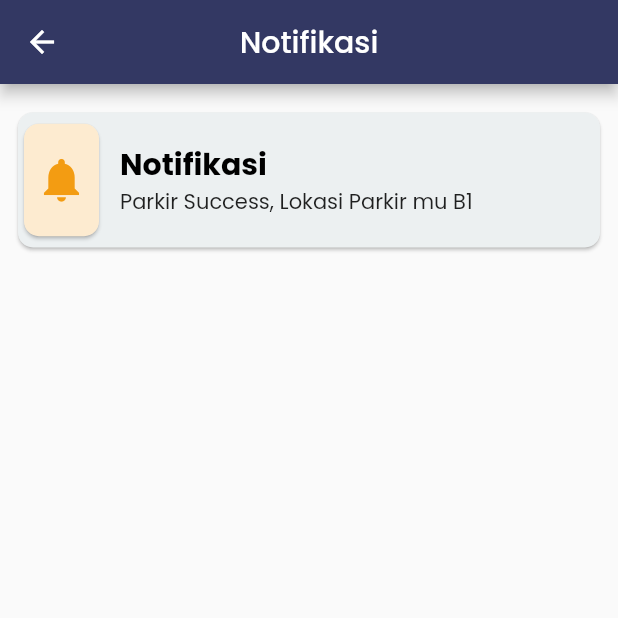
After one commit to ORBIT-UIN-SMDD/sima-orbit-mobile, a Flutter app: the InformasiPage screen opened by its route, on a phone screen of 412 x 824 dp, the top half of it. The commit adds this screen. Run offline on Flutter 3.47's test engine with Material 2 defaults, Android fonts, the phone set to English and light mode, and no system bars; our stand-ins replace awesome_snackbar_content, curved_navigation_bar, dio, drop_shadow_image, dropdown_button2, firebase_core and 10 more; missing offline and left inert: camerawesome, dart:ffi; accounts and stored records are empty; network calls fail.

Commit message:
fix update

```diff
--- a/lib/common/routes.dart
+++ b/lib/common/routes.dart
@@ -5,7 +5,9 @@ import 'package:sima_orbit_mobile/pages/auth/login_page.dart';
 import 'package:sima_orbit_mobile/pages/auth/register_page.dart';
 import 'package:sima_orbit_mobile/pages/bottom_navigation.dart';
 import 'package:sima_orbit_mobile/pages/camera.dart';
+import 'package:sima_orbit_mobile/pages/informasi_page.dart';
 import 'package:sima_orbit_mobile/pages/intro_page.dart';
+import 'package:sima_orbit_mobile/pages/notification_page.dart';
 import 'package:sima_orbit_mobile/pages/onboarding_page.dart';
 
 final GoRouter routes = GoRouter(
@@ -63,7 +65,22 @@ final GoRouter routes = GoRouter(
         builder: (BuildContext context, GoRouterState state) {
           return BottomNavigation();
         },
+        routes: [
+          GoRoute(
+            path: 'notifikasi',
+            name: "notifikasi",
+            builder: (BuildContext context, GoRouterState state) {
+              return NotificationPage();
+            },
           ),
+          GoRoute(
+            path: 'informasi',
+            name: "informasi",
+            builder: (BuildContext context, GoRouterState state) {
+              return InformasiPage();
+            },
+          )
+        ]),
   ],
   initialLocation: "/autoLogin",
   debugLogDiagnostics: true,
--- a/lib/data/api_service.dart
+++ b/lib/data/api_service.dart
@@ -3,7 +3,8 @@ import 'dart:developer';
 import 'package:dio/dio.dart';
 
 class ApiServices {
-  String _url = "http://10.0.2.2:3000/api";
+  // String _url = "http://10.0.2.2:3000/api";
+  String _url = "http://192.168.100.123:3000/api";
   Dio dio = Dio();
 
   Future<Map<String, dynamic>> ListFakultasEndpoint() async {
@@ -67,8 +68,9 @@ class ApiServices {
   }
 
   Future LoginEndpoint(Object? data) async {
+    log("$_url/login");
     try {
-      var response = await dio.get("$_url/login", data: data);
+      var response = await dio.post("$_url/login", data: data);
       log(response.data.toString());
 
       return response.data;
--- a/lib/pages/auth/auto_login.dart
+++ b/lib/pages/auth/auto_login.dart
@@ -23,7 +23,7 @@ class AutoLogin extends StatelessWidget {
       future: Token(),
       builder: (context, AsyncSnapshot<bool> snapshot) {
         if (snapshot.hasData) {
-          return snapshot.data! ? HomePage() : onBoardingPage();
+          return snapshot.data! ? BottomNavigation() : onBoardingPage();
         } else {
           return CircularProgressIndicator();
         }
--- a/lib/pages/auth/login_page.dart
+++ b/lib/pages/auth/login_page.dart
@@ -73,8 +73,8 @@ class LoginPage extends StatelessWidget {
                       color: PrimaryColor,
                       controller: state.btnLoginController,
                       onPressed: () {
-                        // state.Login(context);
-                        context.goNamed("home_page");
+                        state.Login(context);
+                        // context.goNamed("home_page");
                         ;
                       },
                     ),
--- /dev/null
+++ b/lib/pages/informasi_page.dart
@@ -0,0 +1,73 @@
+import 'package:flutter/material.dart';
+import 'package:sima_orbit_mobile/const/color.dart';
+
+class InformasiPage extends StatelessWidget {
+  const InformasiPage({super.key});
+
+  @override
+  Widget build(BuildContext context) {
+    return Scaffold(
+      appBar: AppBar(
+        title: Text("Notifikasi"),
+        centerTitle: true,
+        backgroundColor: PrimaryColor,
+      ),
+      body: SafeArea(
+          child: Padding(
+        padding: EdgeInsets.only(right: 8, left: 8, top: 15),
+        child: Column(
+          children: [
+            Card(
+              shape: RoundedRectangleBorder(
+                borderRadius: BorderRadius.circular(10.0),
+              ),
+              color: Color(0xffECF0F1),
+              child: Container(
+                  height: 90,
+                  width: double.infinity,
+                  child: Row(
+                    children: [
+                      Card(
+                        shape: RoundedRectangleBorder(
+                          borderRadius: BorderRadius.circular(10.0),
+                        ),
+                        color: Color(0xffFDEBD0),
+                        child: Container(
+                          height: 75,
+                          width: 50,
+                          child: Icon(
+                            Icons.notifications,
+                            size: 35,
+                            color: Color(0xffF39C12),
+                          ),
+                        ),
+                      ),
+                      SizedBox(width: 10),
+                      Column(
+                        crossAxisAlignment: CrossAxisAlignment.start,
+                        mainAxisAlignment: MainAxisAlignment.center,
+                        children: [
+                          Text(
+                            "Notifikasi",
+                            style: TextStyle(
+                                fontSize: 20,
+                                fontWeight: FontWeight.bold,
+                                color: Colors.black),
+                          ),
+                          Text(
+                            "Parkir Success, Lokasi Parkir mu B1",
+                            style: TextStyle(
+                              fontSize: 14,
+                            ),
+                          ),
+                        ],
+                      )
+                    ],
+                  )),
+            ),
+          ],
+        ),
+      )),
+    );
+  }
+}
--- a/lib/provider/auth_provider.dart
+++ b/lib/provider/auth_provider.dart
@@ -393,10 +393,7 @@ class AuthProvider extends ChangeNotifier {
     }
 
     if (nimLoginE == '' && passLoginE == '') {
-      var LoginObject = {
-        "email": nimLoginC.text,
-        "password": passRegisterC.text
-      };
+      var LoginObject = {"nim": nimLoginC.text, "password": passLoginC.text};
       var res = await ApiServices().LoginEndpoint(LoginObject);
       if (res["status"] == "success") {
         btnLoginController.success();
```
Also changed, not shown: lib/pages/home_page.dart (+10 -3 lines), lib/pages/notification_page.dart (added, +75 -0 lines). Lines whose indentation alone changed are shown as unchanged.
